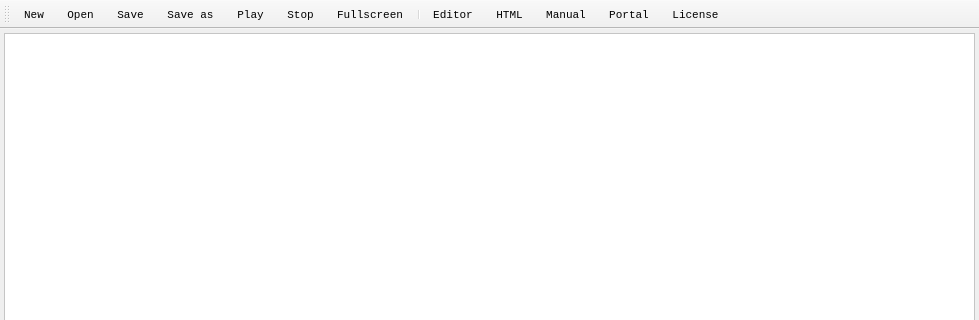
Above: csound_html5/mainwindow.ui from gogins/csound-extended before the change; both pictures show x 0 to 979 and y 0 to 320 of the 979 by 619 pixel window. Below: the same form after it.
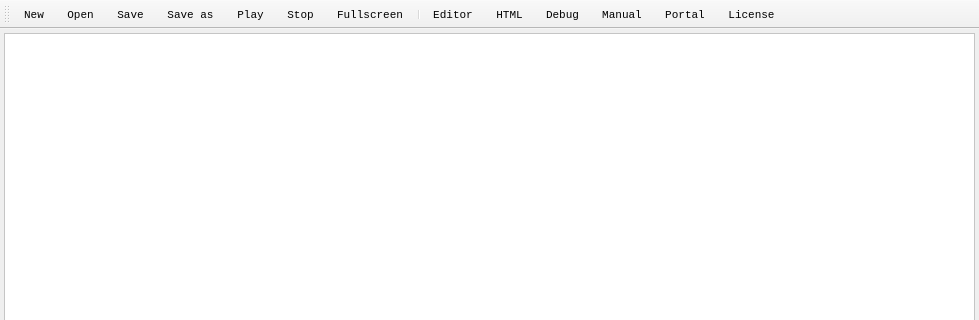
That is the form after the change. Icons and pictures are not drawn. Custom widgets are drawn as their Qt base class.

Patch:
```diff
--- a/csound_html5/mainwindow.ui
+++ b/csound_html5/mainwindow.ui
@@ -265,6 +265,7 @@
    <addaction name="separator"/>
    <addaction name="actionShowCsdTab"/>
    <addaction name="actionShowHTMLTab"/>
+   <addaction name="actionDebug"/>
    <addaction name="actionShowManualTab"/>
    <addaction name="actionShowPortalTab"/>
    <addaction name="actionShowLicenseTab"/>
@@ -399,6 +400,17 @@
     <string>Ctrl+5</string>
    </property>
   </action>
+  <action name="actionDebug">
+   <property name="text">
+    <string>Debug</string>
+   </property>
+   <property name="toolTip">
+    <string>Show JavaScript DevTools...</string>
+   </property>
+   <property name="shortcut">
+    <string>Ctrl+D</string>
+   </property>
+  </action>
  </widget>
  <layoutdefault spacing="6" margin="11"/>
  <customwidgets>
```
Left out of the diff: 123 changed lines with no effect on the pictures.
